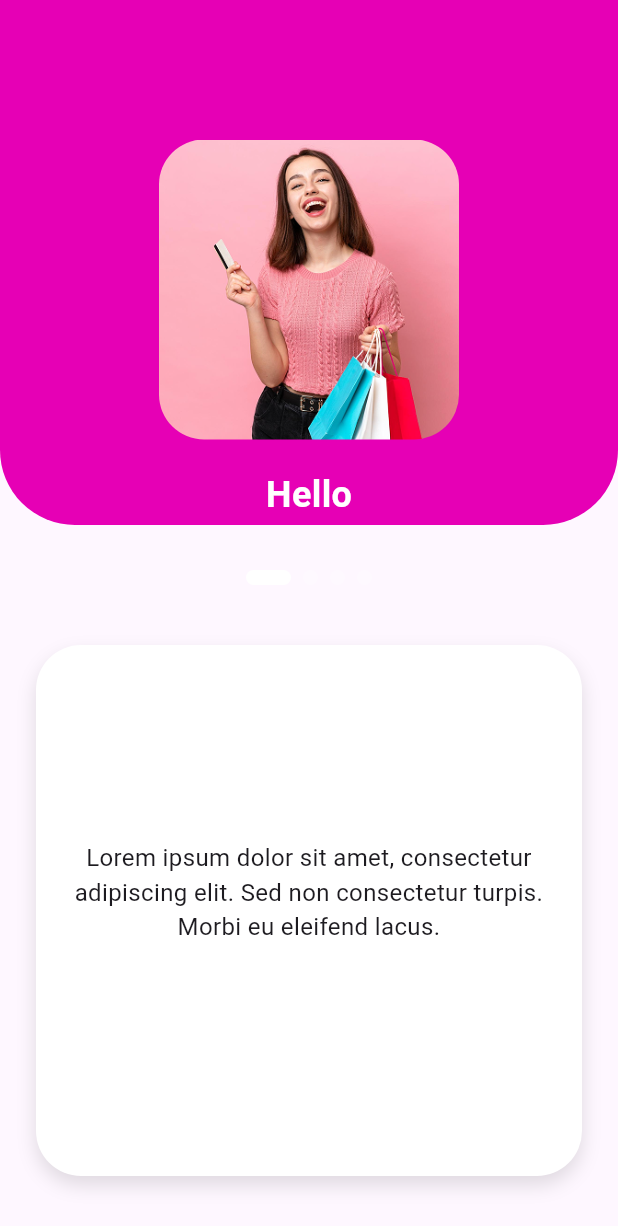
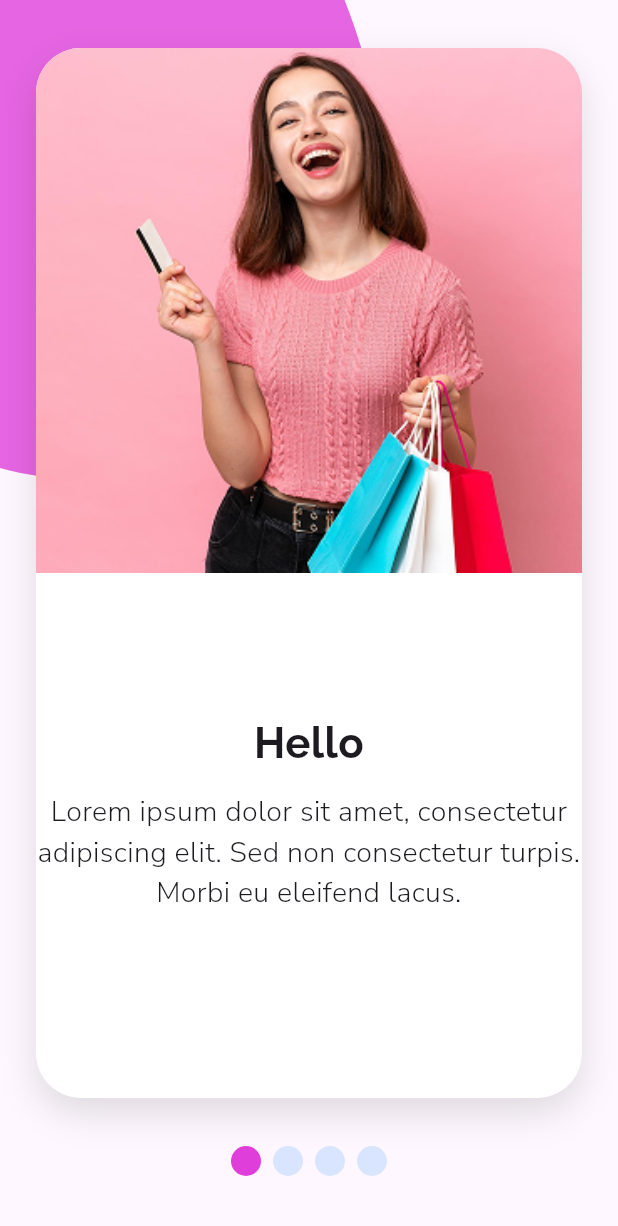
Before and after one commit to oversize-corparation/Oversize-Mobile, a Flutter app: the OnboardingScreen screen opened by its route, on a phone screen of 412 x 824 dp. Shown: the top 1226 px of the screen. Run offline on Flutter 3.47's test engine with Material 3 defaults, Android fonts, the phone set to English and light mode, and no system bars; drawn by our look-alikes of smooth_page_indicator; our stand-ins replace bloc, country_picker, dio, dotted_border, easy_localization, flutter_bloc and 11 more; accounts and stored records are empty.

Commit message:
onboard add

```diff
--- a/lib/core/constants/app_images.dart
+++ b/lib/core/constants/app_images.dart
@@ -17,6 +17,7 @@ abstract class AppImages {
   static const String bubbleOtp = "assets/images/bubble_otp.svg";
   static const String bubbleOtp2 = "assets/images/bubble_otp2.svg";
   static const String bubbleLOnboard = "assets/images/bubble_onboarding.svg";
+   static const String bubbleLOnboard2 = "assets/images/bubble_onboarding2.svg";
 
   // png
   static const String logoBlack = "assets/icons/logo_black.png";
--- a/lib/features/app/onboard_screen.dart
+++ b/lib/features/app/onboard_screen.dart
@@ -1,4 +1,5 @@
-import 'package:flutter/material.dart';
+import 'package:oversize/config/widgets/button_widget.dart';
+import 'package:oversize/features/app/app_export.dart';
 import 'package:smooth_page_indicator/smooth_page_indicator.dart';
 
 class OnboardingScreen extends StatefulWidget {
@@ -13,10 +14,27 @@ class _OnboardingScreenState extends State<OnboardingScreen> {
   int _currentIndex = 0;
 
   final List<Map<String, String>> onboardingData = [
-    {'image': 'assets/images/onboard1.png', 'title': 'Hello'},
-    {'image': 'assets/images/onboard2.png', 'title': 'Discover'},
-    {'image': 'assets/images/onboard1.png', 'title': 'Shop'},
-    {'image': 'assets/images/onboard2.png', 'title': 'Ready?'},
+    {
+      'image': 'assets/images/onboard1.png',
+      'title': 'Hello',
+      'subtitle':
+          'Lorem ipsum dolor sit amet, consectetur adipiscing elit. Sed non consectetur turpis. Morbi eu eleifend lacus.',
+    },
+    {
+      'image': 'assets/images/onboard2.png',
+      'title': 'Discover',
+      'subtitle': 'Lorem ipsum dolor sit amet, consectetur adipiscing elit.',
+    },
+    {
+      'image': 'assets/images/onboard1.png',
+      'title': 'Shop',
+      'subtitle': 'Lorem ipsum dolor sit amet, consectetur adipiscing elit.',
+    },
+    {
+      'image': 'assets/images/onboard2.png',
+      'title': 'Ready?',
+      'subtitle': 'Lorem ipsum dolor sit amet, consectetur adipiscing elit.',
+    },
   ];
   @override
   Widget build(BuildContext context) {
@@ -25,22 +43,19 @@ class _OnboardingScreenState extends State<OnboardingScreen> {
     return Scaffold(
       body: Stack(
         children: [
-          // Top Purple Background
-          Container(
-            height: 350,
-            decoration: const BoxDecoration(
-              color: Color(0xFFE600B5),
-              borderRadius: BorderRadius.vertical(bottom: Radius.circular(50)),
+          SvgPicture.asset(
+            AppImages.bubbleLOnboard,
+            color: AppColor.deepPurple,
           ),
+          if (isLast)
+            Align(
+              alignment: Alignment(1, 1),
+              child: SvgPicture.asset(AppImages.bubbleLOnboard2),
             ),
-
-          Column(
+          SafeArea(
+            child: Column(
               children: [
-              const SizedBox(height: 60),
-
-              // ===== Carousel (Image + Title + Dots) =====
-              SizedBox(
-                height: 320,
+                Expanded(
                   child: PageView.builder(
                     controller: _pageController,
                     itemCount: onboardingData.length,
@@ -48,102 +63,93 @@ class _OnboardingScreenState extends State<OnboardingScreen> {
                         setState(() => _currentIndex = index),
                     itemBuilder: (context, index) {
                       final data = onboardingData[index];
-                    return Column(
-                      mainAxisAlignment: MainAxisAlignment.center,
-                      children: [
-                        ClipRRect(
-                          borderRadius: BorderRadius.circular(30),
-                          child: Image.asset(
-                            data['image']!,
-                            width: 200,
-                            height: 200,
-                            fit: BoxFit.cover,
+                      return Container(
+                        margin: const EdgeInsets.symmetric(
+                          horizontal: 24,
+                          vertical: 32,
                         ),
-                        ),
-                        const SizedBox(height: 20),
-                        Text(
-                          data['title']!,
-                          style: const TextStyle(
-                            fontSize: 24,
-                            fontWeight: FontWeight.bold,
-                            color: Colors.white,
-                          ),
-                        ),
-                      ],
-                    );
-                  },
-                ),
-              ),
-
-              SmoothPageIndicator(
-                controller: _pageController,
-                count: onboardingData.length,
-                effect: ExpandingDotsEffect(
-                  dotHeight: 10,
-                  dotWidth: 10,
-                  spacing: 8,
-                  activeDotColor: Colors.white,
-                  dotColor: Colors.white24,
-                  expansionFactor: 3,
-                ),
-              ),
-
-              const SizedBox(height: 40),
-
-              // ===== Static Bottom Container =====
-              Expanded(
-                child: Container(
-                  margin: const EdgeInsets.symmetric(horizontal: 24),
-                  padding: const EdgeInsets.all(24),
                         decoration: BoxDecoration(
                           color: Colors.white,
                           borderRadius: BorderRadius.circular(30),
                           boxShadow: const [
                             BoxShadow(
                               color: Colors.black12,
-                        blurRadius: 10,
-                        offset: Offset(0, 6),
+                              blurRadius: 20,
+                              offset: Offset(0, 10),
                             ),
                           ],
                         ),
                         child: Column(
+                          children: [
+                            Expanded(
+                              child: ClipRRect(
+                                borderRadius: BorderRadiusGeometry.only(
+                                  topLeft: Radius.circular(30),
+                                  topRight: Radius.circular(30),
+                                ),
+                                child: Image.asset(
+                                  data['image']!,
+                                  width: double.infinity,
+                                  fit: BoxFit.cover,
+                                ),
+                              ),
+                            ),
+                            Expanded(
+                              child: Column(
                                 mainAxisAlignment: MainAxisAlignment.center,
                                 children: [
-                      const Text(
-                        'Lorem ipsum dolor sit amet, consectetur adipiscing elit. '
-                        'Sed non consectetur turpis. Morbi eu eleifend lacus.',
+                                  Text(
+                                    data['title']!,
                                     textAlign: TextAlign.center,
-                        style: TextStyle(fontSize: 16),
+                                    style: GoogleFonts.raleway(
+                                      fontSize: 28,
+                                      fontWeight: FontWeight.w700,
                                     ),
-                      const SizedBox(height: 24),
-
+                                  ),
+                                  12.h,
+                                  Text(
+                                    data['subtitle']!,
+                                    textAlign: TextAlign.center,
+                                    style: GoogleFonts.nunitoSans(
+                                      fontSize: 19,
+                                      fontWeight: FontWeight.w300,
+                                    ),
+                                  ),
+                                  30.h,
                                   if (isLast)
-                        ElevatedButton(
+                                    SizedBox(
+                                      width: 201,
+                                      child: ButtonWidget(
                                         onPressed: () {
                                           // TODO: Navigate to home or login
                                         },
-                          style: ElevatedButton.styleFrom(
-                            backgroundColor: const Color(0xFFE600B5),
-                            padding: const EdgeInsets.symmetric(
-                              horizontal: 32,
-                              vertical: 12,
-                            ),
-                            shape: RoundedRectangleBorder(
-                              borderRadius: BorderRadius.circular(30),
-                            ),
-                          ),
-                          child: const Text(
-                            "Let's Start",
-                            style: TextStyle(fontSize: 16, color: Colors.white),
+
+                                        text: "Let's Start",
                                       ),
                                     ),
                                 ],
                               ),
                             ),
+                          ],
                         ),
-
-              const SizedBox(height: 40),
+                      );
+                    },
+                  ),
+                ),
+                SmoothPageIndicator(
+                  controller: _pageController,
+                  count: onboardingData.length,
+                  effect: WormEffect(
+                    dotHeight: 20,
+                    dotWidth: 20,
+                    spacing: 8,
+                    activeDotColor: AppColor.deepPurple,
+                    dotColor: AppColor.bubble1,
+                  ),
+                ),
+                40.h,
               ],
+            ),
           ),
         ],
       ),
```
Also changed, not shown: assets/images/bubble_onboarding2.svg (added). Lines whose indentation alone changed are shown as unchanged.
